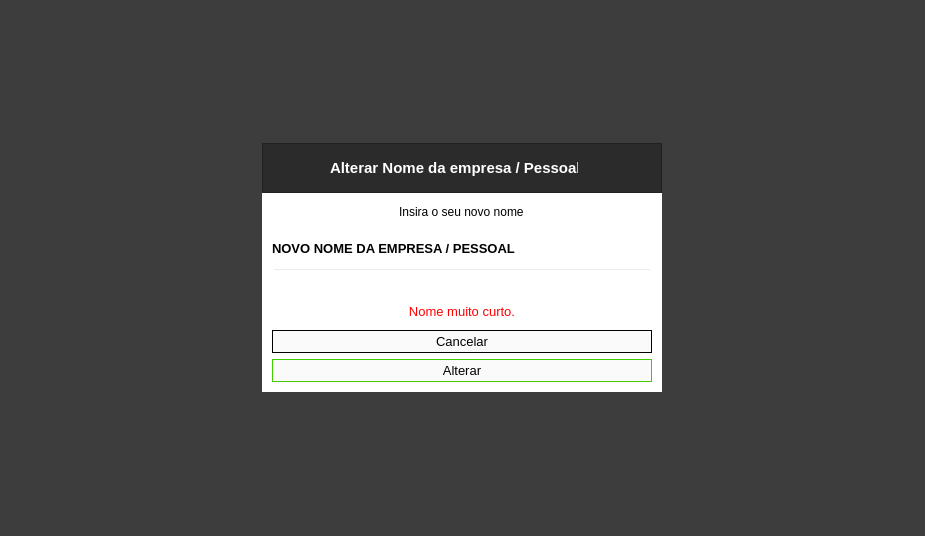
Above: atualizar_nome.ui from ryanbsdeveloper/app-desktop-caltec before the change. Below: the same form after it.
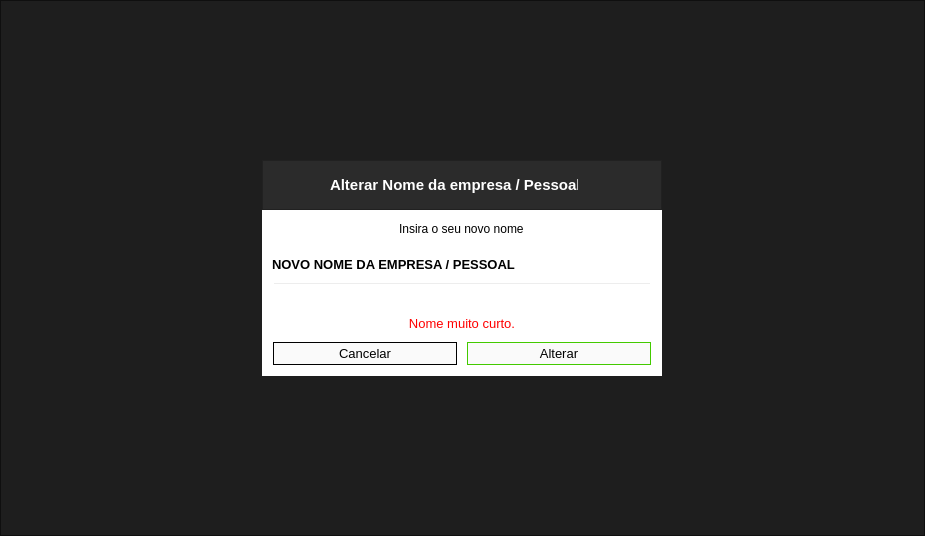
That is the form after the change. Icons and pictures are not drawn.

```diff
--- a/atualizar_nome.ui
+++ b/atualizar_nome.ui
@@ -39,12 +39,36 @@
    <property name="bottomMargin">
     <number>0</number>
    </property>
+   <item>
+    <widget class="QFrame" name="frame_31">
+     <property name="frameShape">
+      <enum>QFrame::StyledPanel</enum>
+     </property>
+     <property name="frameShadow">
+      <enum>QFrame::Raised</enum>
+     </property>
+     <layout class="QVBoxLayout" name="verticalLayout_14">
+      <property name="spacing">
+       <number>0</number>
+      </property>
+      <property name="leftMargin">
+       <number>0</number>
+      </property>
+      <property name="topMargin">
+       <number>0</number>
+      </property>
+      <property name="rightMargin">
+       <number>0</number>
+      </property>
+      <property name="bottomMargin">
+       <number>0</number>
+      </property>
    <item alignment="Qt::AlignHCenter">
     <widget class="QFrame" name="frame_13">
      <property name="maximumSize">
       <size>
        <width>409</width>
-       <height>249</height>
+          <height>216</height>
       </size>
      </property>
      <property name="font">
@@ -340,6 +364,30 @@
              </widget>
             </item>
             <item>
+                <widget class="QFrame" name="frame_32">
+                 <property name="frameShape">
+                  <enum>QFrame::StyledPanel</enum>
+                 </property>
+                 <property name="frameShadow">
+                  <enum>QFrame::Raised</enum>
+                 </property>
+                 <layout class="QHBoxLayout" name="horizontalLayout_6">
+                  <property name="spacing">
+                   <number>10</number>
+                  </property>
+                  <property name="leftMargin">
+                   <number>0</number>
+                  </property>
+                  <property name="topMargin">
+                   <number>0</number>
+                  </property>
+                  <property name="rightMargin">
+                   <number>0</number>
+                  </property>
+                  <property name="bottomMargin">
+                   <number>0</number>
+                  </property>
+                  <item>
              <widget class="QPushButton" name="bt_cancelar">
               <property name="font">
                <font>
@@ -390,6 +438,12 @@
               <property name="text">
                <string>Alterar</string>
               </property>
+                   </widget>
+                  </item>
+                 </layout>
+                </widget>
+               </item>
+              </layout>
              </widget>
             </item>
            </layout>
```
Lines whose indentation alone changed are shown as unchanged.
